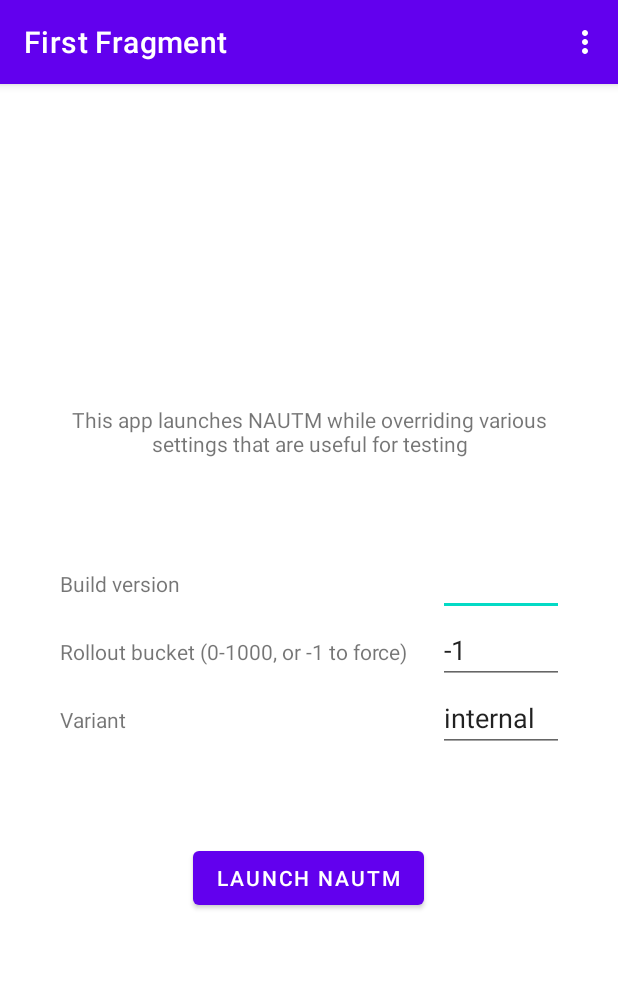
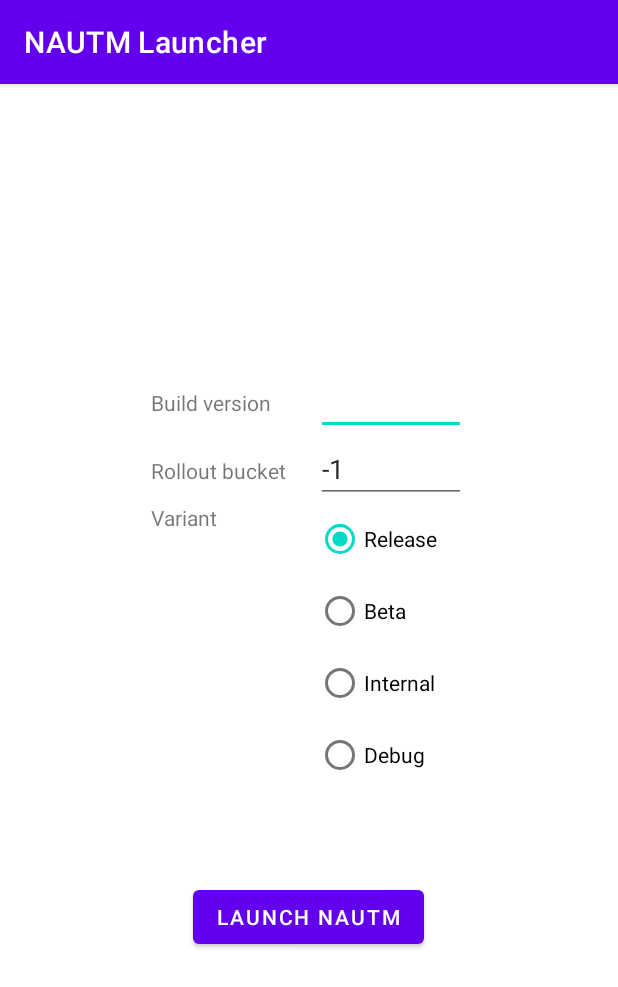
Before and after one commit to kjelko/testapps, an Android app: the screen it shows after launch (MainActivity), after a tap on "LAUNCH NAUTM", on a phone screen of 412 x 824 dp. Shown: the top 987 px of the screen. Run offline under Robolectric (Android 15) with nearby library versions, the phone set to English and light mode, and no system bars; our stand-ins replace navigation-ui.

Commit message:
Address Kai's feedback and clean up UX a bit

```diff
--- a/Android/NAUTMLauncher/app/build.gradle
+++ b/Android/NAUTMLauncher/app/build.gradle
@@ -8,7 +8,7 @@ android {
 
     defaultConfig {
         applicationId "dev.firebase.appdistribution.nautmlauncher"
-        minSdk 21
+        minSdk 16
         targetSdk 32
         versionCode 1
         versionName "1.0"
--- a/Android/NAUTMLauncher/app/src/main/java/dev/firebase/appdistribution/nautmlauncher/FirstFragment.kt
+++ b/Android/NAUTMLauncher/app/src/main/java/dev/firebase/appdistribution/nautmlauncher/LaunchNautmFragment.kt
@@ -6,18 +6,17 @@ import android.util.Log
 import android.view.LayoutInflater
 import android.view.View
 import android.view.ViewGroup
+import android.widget.RadioButton
 import android.widget.Toast
 import androidx.fragment.app.Fragment
-import dev.firebase.appdistribution.nautmlauncher.databinding.FragmentFirstBinding
+import dev.firebase.appdistribution.nautmlauncher.databinding.FragmentLaunchNautmBinding
 import java.lang.IllegalArgumentException
 
 
-/**
- * A simple [Fragment] subclass as the default destination in the navigation.
- */
-class FirstFragment : Fragment() {
+/** The main fragment for the application. */
+class LaunchNautmFragment : Fragment() {
 
-  private var _binding: FragmentFirstBinding? = null
+  private var _binding: FragmentLaunchNautmBinding? = null
   // This property is only valid between onCreateView and onDestroyView.
   private val binding get() = _binding!!
 
@@ -25,14 +24,12 @@ class FirstFragment : Fragment() {
     inflater: LayoutInflater, container: ViewGroup?,
     savedInstanceState: Bundle?,
   ): View? {
-    _binding = FragmentFirstBinding.inflate(inflater, container, false)
+    _binding = FragmentLaunchNautmBinding.inflate(inflater, container, false)
     return binding.root
   }
 
   override fun onViewCreated(view: View, savedInstanceState: Bundle?) {
     super.onViewCreated(view, savedInstanceState)
-
-    Log.e(TAG, "Setting on click listener")
     binding.launchNautmButton.setOnClickListener { launchNautm() }
   }
 
@@ -42,7 +39,7 @@ class FirstFragment : Fragment() {
   }
 
   private fun launchNautm() {
-    Log.e(TAG, "Launching NAUTM")
+    Log.i(TAG, "Launching NAUTM")
     val launchIntent: Intent? = requireContext().packageManager.getLaunchIntentForPackage(packageName())
 
     if (launchIntent == null) {
@@ -57,19 +54,18 @@ class FirstFragment : Fragment() {
     if (binding.rolloutBucket.text.isNotEmpty()) {
       launchIntent.putExtra("rolloutBucketOverride", binding.rolloutBucket.text.toString().toInt())
     }
-    Log.e(TAG, "Launching intent: ${launchIntent}")
+    Log.i(TAG, "Launching intent: ${launchIntent}")
     startActivity(launchIntent)
   }
 
   private fun packageName(): String {
-    return when (binding.variant.text.toString()) {
-      "release" -> "dev.firebase.appdistribution"
-      "debug", "internal", "beta" -> "dev.firebase.appdistribution.${binding.variant.text}"
-      else -> throw IllegalArgumentException("Invalid variant: '${binding.variant.text}'. Must be one of 'debug', 'internal', 'beta', or 'release'.")
-    }
+    if (binding.radioBeta.isChecked) { return "dev.firebase.appdistribution.beta"; }
+    else if (binding.radioInternal.isChecked) { return "dev.firebase.appdistribution.internal"; }
+    else if (binding.radioDebug.isChecked) { return "dev.firebase.appdistribution.debug"; }
+    else { return "dev.firebase.appdistribution"; }
   }
 
   companion object {
-    const val TAG = "FirstFragment"
+    const val TAG = "LaunchNautmFragment"
   }
 }
--- a/Android/NAUTMLauncher/app/src/main/java/dev/firebase/appdistribution/nautmlauncher/MainActivity.kt
+++ b/Android/NAUTMLauncher/app/src/main/java/dev/firebase/appdistribution/nautmlauncher/MainActivity.kt
@@ -1,14 +1,11 @@
 package dev.firebase.appdistribution.nautmlauncher
 
 import android.os.Bundle
-import com.google.android.material.snackbar.Snackbar
 import androidx.appcompat.app.AppCompatActivity
 import androidx.navigation.findNavController
 import androidx.navigation.ui.AppBarConfiguration
 import androidx.navigation.ui.navigateUp
 import androidx.navigation.ui.setupActionBarWithNavController
-import android.view.Menu
-import android.view.MenuItem
 import dev.firebase.appdistribution.nautmlauncher.databinding.ActivityMainBinding
 
 class MainActivity : AppCompatActivity() {
@@ -29,22 +26,6 @@ class MainActivity : AppCompatActivity() {
     setupActionBarWithNavController(navController, appBarConfiguration)
   }
 
-  override fun onCreateOptionsMenu(menu: Menu): Boolean {
-    // Inflate the menu; this adds items to the action bar if it is present.
-    menuInflater.inflate(R.menu.menu_main, menu)
-    return true
-  }
-
-  override fun onOptionsItemSelected(item: MenuItem): Boolean {
-    // Handle action bar item clicks here. The action bar will
-    // automatically handle clicks on the Home/Up button, so long
-    // as you specify a parent activity in AndroidManifest.xml.
-    return when (item.itemId) {
-      R.id.action_settings -> true
-      else -> super.onOptionsItemSelected(item)
-    }
-  }
-
   override fun onSupportNavigateUp(): Boolean {
     val navController = findNavController(R.id.nav_host_fragment_content_main)
     return navController.navigateUp(appBarConfiguration)
--- a/Android/NAUTMLauncher/app/src/main/res/layout/fragment_first.xml
+++ b/Android/NAUTMLauncher/app/src/main/res/layout/fragment_launch_nautm.xml
@@ -5,17 +5,9 @@
     android:layout_width="match_parent"
     android:layout_height="match_parent"
     android:padding="40dp"
-    tools:context=".FirstFragment"
+    tools:context=".LaunchNautmFragment"
     android:orientation="vertical"
     android:gravity="center">
-
-  <TextView
-      android:id="@+id/textview_first"
-      android:layout_width="wrap_content"
-      android:layout_height="wrap_content"
-      android:text="@string/app_description"
-      android:textAlignment="center"
-      android:layout_marginBottom="60dp"/>
 
   <GridLayout
       android:layout_width="wrap_content"
@@ -50,7 +42,7 @@
         android:id="@+id/rollout_bucket"
         android:layout_height="wrap_content"
         android:layout_width="100dp"
-        android:inputType="number"
+        android:inputType="text"
         android:text="-1"/>
 
     <TextView
@@ -61,12 +53,28 @@
         android:layout_marginRight="20dp"
         />
 
-    <EditText
-        android:id="@+id/variant"
+    <RadioGroup
+        android:layout_width="wrap_content"
         android:layout_height="wrap_content"
-        android:layout_width="100dp"
-        android:inputType="text"
-        android:text="internal"/>
+        android:orientation="vertical">
+      <RadioButton android:id="@+id/radio_release"
+          android:layout_width="wrap_content"
+          android:layout_height="wrap_content"
+          android:text="@string/release_label"
+          android:checked="true"/>
+      <RadioButton android:id="@+id/radio_beta"
+          android:layout_width="wrap_content"
+          android:layout_height="wrap_content"
+          android:text="@string/beta_label"/>
+      <RadioButton android:id="@+id/radio_internal"
+          android:layout_width="wrap_content"
+          android:layout_height="wrap_content"
+          android:text="@string/internal_label"/>
+      <RadioButton android:id="@+id/radio_debug"
+          android:layout_width="wrap_content"
+          android:layout_height="wrap_content"
+          android:text="@string/debug_label"/>
+    </RadioGroup>
   </GridLayout>
 
   <Button
--- a/Android/NAUTMLauncher/app/src/main/res/menu/menu_main.xml
+++ /dev/null
@@ -1,10 +0,0 @@
-<menu xmlns:android="http://schemas.android.com/apk/res/android"
-    xmlns:app="http://schemas.android.com/apk/res-auto"
-    xmlns:tools="http://schemas.android.com/tools"
-    tools:context="dev.firebase.appdistribution.nautmlauncher.MainActivity">
-  <item
-      android:id="@+id/action_settings"
-      android:orderInCategory="100"
-      android:title="@string/action_settings"
-      app:showAsAction="never" />
-</menu>
--- a/Android/NAUTMLauncher/app/src/main/res/navigation/nav_graph.xml
+++ b/Android/NAUTMLauncher/app/src/main/res/navigation/nav_graph.xml
@@ -3,12 +3,12 @@
     xmlns:app="http://schemas.android.com/apk/res-auto"
     xmlns:tools="http://schemas.android.com/tools"
     android:id="@+id/nav_graph"
-    app:startDestination="@id/FirstFragment">
+    app:startDestination="@id/LaunchNautmFragment">
 
   <fragment
-      android:id="@+id/FirstFragment"
-      android:name="dev.firebase.appdistribution.nautmlauncher.FirstFragment"
-      android:label="@string/first_fragment_label"
-      tools:layout="@layout/fragment_first">
+      android:id="@+id/LaunchNautmFragment"
+      android:name="dev.firebase.appdistribution.nautmlauncher.LaunchNautmFragment"
+      android:label="@string/app_name"
+      tools:layout="@layout/fragment_launch_nautm">
   </fragment>
 </navigation>
--- a/Android/NAUTMLauncher/app/src/main/res/values/strings.xml
+++ b/Android/NAUTMLauncher/app/src/main/res/values/strings.xml
@@ -1,17 +1,14 @@
 <resources>
   <string name="app_name">NAUTM Launcher</string>
-  <string name="action_settings">Settings</string>
-  <!-- Strings used for fragments for navigation -->
-  <string name="first_fragment_label">First Fragment</string>
-  <string name="second_fragment_label">Second Fragment</string>
-  <string name="previous">Previous</string>
-  <string name="hello_second_fragment">Hello second fragment. Arg: %1$s</string>
-
-  <string name="app_description">This app launches NAUTM while overriding various settings that are useful for testing</string>
   <string name="launch_nautm">Launch NAUTM</string>
 
   <string name="build_version_label_text">Build version</string>
-  <string name="rollout_bucket_label_text">Rollout bucket (0-1000, or -1 to force)</string>
+  <string name="rollout_bucket_label_text">Rollout bucket</string>
   <string name="variant_label_text">Variant</string>
 
+  <string name="release_label">Release</string>
+  <string name="beta_label">Beta</string>
+  <string name="internal_label">Internal</string>
+  <string name="debug_label">Debug</string>
+
 </resources>
```
Also changed, not shown: 2 other files.
